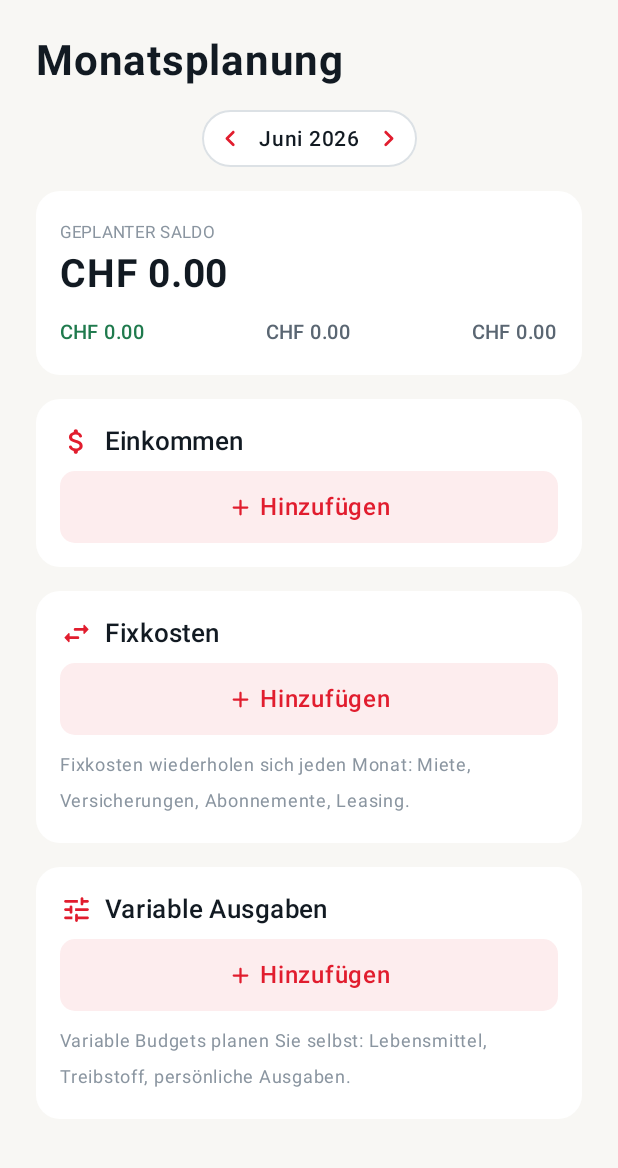
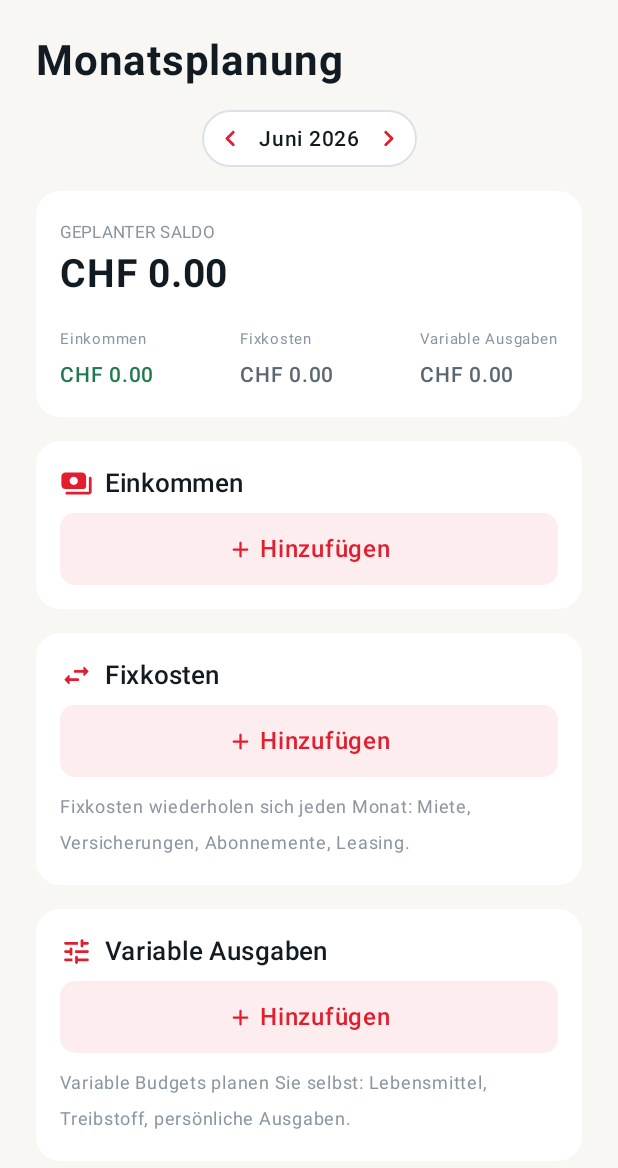
Before and after one commit to mrumy-dev/kontiva, an Android app built with Jetpack Compose: the composable PlanningScreen shown on its own in the app's theme, on a phone screen of 412 x 824 dp. Shown: the top 1168 px of the screen. Run offline under Robolectric (Android 15) with nearby library versions, the phone set to English and light mode, and no system bars.

Commit message:
ux(android): clearer Planung header card, banknote icon, Heute button
- Summary card: the three bare numbers are now labelled Einkommen / Fixkosten /
  Variable Ausgaben (iOS already labelled them — the Android port had dropped the
  labels), so the breakdown reads clearly under GEPLANTER SALDO.
- Income marker: the American $ became a banknote (Icons.Rounded.Payments) on the
  Einkommen section + rows.
- Month header: a 'Heute' pill appears next to the selector when you've navigated off
  the current month, jumping straight back (iOS already had this via monthToday —
  Android had dropped it). Reused the existing monthToday key; removed the duplicate
  commonToday I'd briefly added.

Co-Authored-By: Claude Opus 4.8 <noreply@anthropic.com>

```diff
--- a/kontiva-android/app/src/main/java/ch/kontiva/android/ui/KontivaViewModel.kt
+++ b/kontiva-android/app/src/main/java/ch/kontiva/android/ui/KontivaViewModel.kt
@@ -100,6 +100,8 @@ class KontivaViewModel(app: Application) : AndroidViewModel(app) {
 
     fun previousMonth() { selectedMonth = selectedMonth.minusMonths(1) }
     fun nextMonth() { selectedMonth = selectedMonth.plusMonths(1) }
+    fun goToToday() { selectedMonth = LocalDate.now().withDayOfMonth(1) }
+    val isCurrentMonth: Boolean get() = selectedMonth == LocalDate.now().withDayOfMonth(1)
 
     // Auto-lock: lock the vault when the app has been backgrounded longer than the
     // chosen interval (NEVER disables it). Driven by the Activity lifecycle.
--- a/kontiva-android/app/src/main/java/ch/kontiva/android/ui/screen/MonthSelector.kt
+++ b/kontiva-android/app/src/main/java/ch/kontiva/android/ui/screen/MonthSelector.kt
@@ -1,6 +1,7 @@
 package ch.kontiva.android.ui.screen
 
 import androidx.compose.foundation.border
+import androidx.compose.foundation.layout.Arrangement
 import androidx.compose.foundation.layout.Box
 import androidx.compose.foundation.layout.Column
 import androidx.compose.foundation.layout.Row
@@ -28,6 +29,7 @@ import androidx.compose.foundation.clickable
 import androidx.compose.ui.text.font.FontWeight
 import androidx.compose.ui.unit.dp
 import androidx.compose.ui.unit.sp
+import ch.kontiva.android.core.l10n.L10nKey
 import ch.kontiva.android.core.l10n.LocalLocalizer
 import ch.kontiva.android.ui.KontivaViewModel
 import ch.kontiva.android.ui.theme.KontivaTheme
@@ -38,11 +40,29 @@ import java.time.format.DateTimeFormatter
 @Composable
 fun MonthHeader(title: String, vm: KontivaViewModel) {
     val colors = KontivaTheme.colors
+    val loc = LocalLocalizer.current
     Column(Modifier.fillMaxWidth()) {
         Text(title, fontSize = 28.sp, fontWeight = FontWeight.Bold, color = colors.textPrimary)
         Spacer(Modifier.height(KontivaTheme.spaceMd))
-        Box(Modifier.fillMaxWidth(), contentAlignment = Alignment.Center) {
+        Row(
+            Modifier.fillMaxWidth(),
+            horizontalArrangement = Arrangement.spacedBy(KontivaTheme.spaceSm, Alignment.CenterHorizontally),
+            verticalAlignment = Alignment.CenterVertically,
+        ) {
             MonthSelector(vm)
+            // Jump back to the current month — only shown when you've navigated away.
+            if (!vm.isCurrentMonth) {
+                Surface(
+                    shape = RoundedCornerShape(20.dp),
+                    color = KontivaTheme.accent.copy(alpha = 0.12f),
+                    modifier = Modifier.clickable { vm.goToToday() },
+                ) {
+                    Text(
+                        loc(L10nKey.monthToday), color = KontivaTheme.accent, fontWeight = FontWeight.SemiBold, fontSize = 13.sp,
+                        modifier = Modifier.padding(horizontal = KontivaTheme.spaceMd, vertical = KontivaTheme.spaceXs),
+                    )
+                }
+            }
         }
     }
 }
--- a/kontiva-android/app/src/main/java/ch/kontiva/android/ui/screen/PlanningScreen.kt
+++ b/kontiva-android/app/src/main/java/ch/kontiva/android/ui/screen/PlanningScreen.kt
@@ -20,7 +20,7 @@ import androidx.compose.foundation.shape.CircleShape
 import androidx.compose.foundation.shape.RoundedCornerShape
 import androidx.compose.material.icons.Icons
 import androidx.compose.material.icons.rounded.Add
-import androidx.compose.material.icons.rounded.AttachMoney
+import androidx.compose.material.icons.rounded.Payments
 import androidx.compose.material.icons.rounded.SwapHoriz
 import androidx.compose.material.icons.rounded.Tune
 import androidx.compose.material3.Icon
@@ -93,7 +93,7 @@ fun PlanningScreen(vm: KontivaViewModel) {
         }
         item {
             SectionCard(
-                icon = Icons.Rounded.AttachMoney,
+                icon = Icons.Rounded.Payments,
                 title = loc(L10nKey.planningIncome),
                 count = d.incomes.size,
                 total = avail.netIncomeThisMonth.formattedCHF(),
@@ -101,7 +101,7 @@ fun PlanningScreen(vm: KontivaViewModel) {
             ) {
                 d.incomes.forEach { e ->
                     EntryRow(
-                        Icons.Rounded.AttachMoney, e.label, e.thirteenthAmount?.let { "+13. ${it.formattedCHF()}" }, e.monthlyNet.formattedCHF(),
+                        Icons.Rounded.Payments, e.label, e.thirteenthAmount?.let { "+13. ${it.formattedCHF()}" }, e.monthlyNet.formattedCHF(),
                         onClick = {
                             editId = e.id; initName = e.label; initAmt = e.monthlyNet.formattedCHF(false)
                             init13th = e.thirteenthAmount?.formattedCHF(false) ?: ""; init13thModel = e.thirteenthModel
@@ -191,23 +191,28 @@ fun PlanningScreen(vm: KontivaViewModel) {
 @Composable
 private fun SummaryCard(label: String, value: String, income: String, fixed: String, variable: String) {
     val colors = KontivaTheme.colors
+    val loc = LocalLocalizer.current
     Surface(shape = RoundedCornerShape(KontivaTheme.radiusCard), color = colors.cardSurface, modifier = Modifier.fillMaxWidth()) {
         Column(Modifier.padding(KontivaTheme.spaceMd)) {
             Text(label.uppercase(), fontSize = 11.sp, color = colors.textTertiary)
             AnimatedAmount(value, fontSize = 26.sp, fontWeight = FontWeight.Bold, color = colors.textPrimary)
-            Spacer(Modifier.size(KontivaTheme.spaceSm))
+            Spacer(Modifier.size(KontivaTheme.spaceMd))
             Row(Modifier.fillMaxWidth(), horizontalArrangement = Arrangement.SpaceBetween) {
-                MiniStat(KontivaTheme.colors.positive, income)
-                MiniStat(colors.textSecondary, fixed)
-                MiniStat(colors.textSecondary, variable)
+                MiniStat(loc(L10nKey.planningIncome), income, colors.positive)
+                MiniStat(loc(L10nKey.planningFixed), fixed, colors.textSecondary)
+                MiniStat(loc(L10nKey.planningVariable), variable, colors.textSecondary)
             }
         }
     }
 }
 
 @Composable
-private fun MiniStat(color: Color, value: String) {
-    Text(value, fontSize = 13.sp, color = color, fontWeight = FontWeight.Medium)
+private fun MiniStat(label: String, value: String, color: Color) {
+    val colors = KontivaTheme.colors
+    Column {
+        Text(label, fontSize = 10.sp, color = colors.textTertiary, maxLines = 1)
+        Text(value, fontSize = 14.sp, color = color, fontWeight = FontWeight.SemiBold)
+    }
 }
 
 @Composable
```
